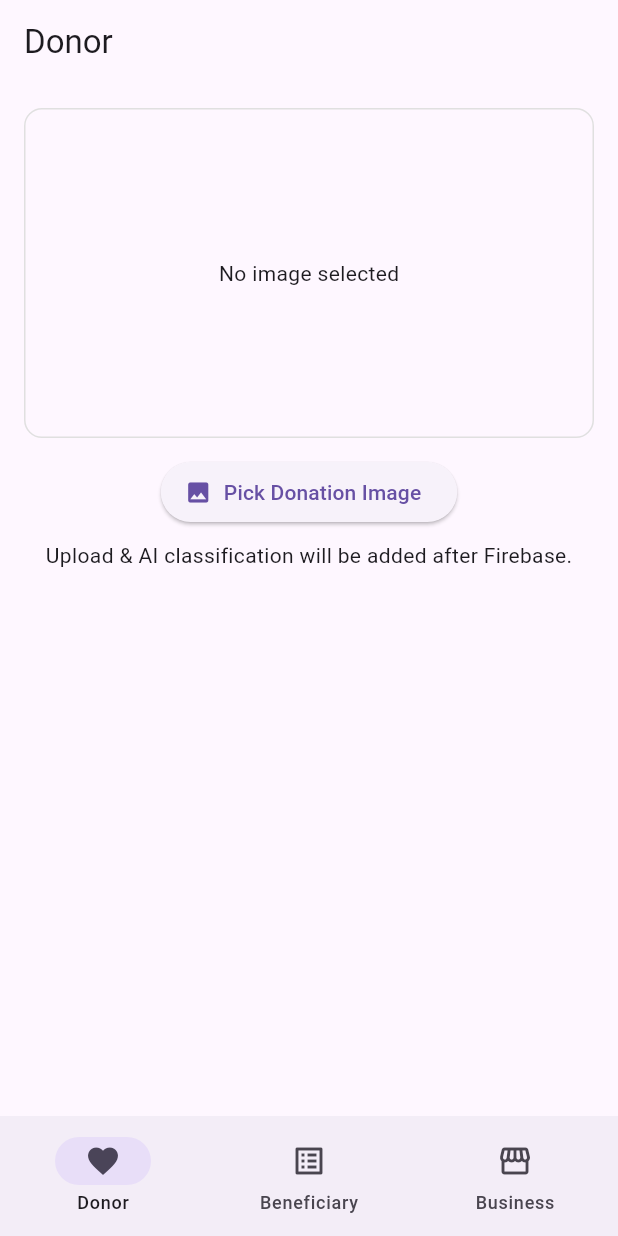
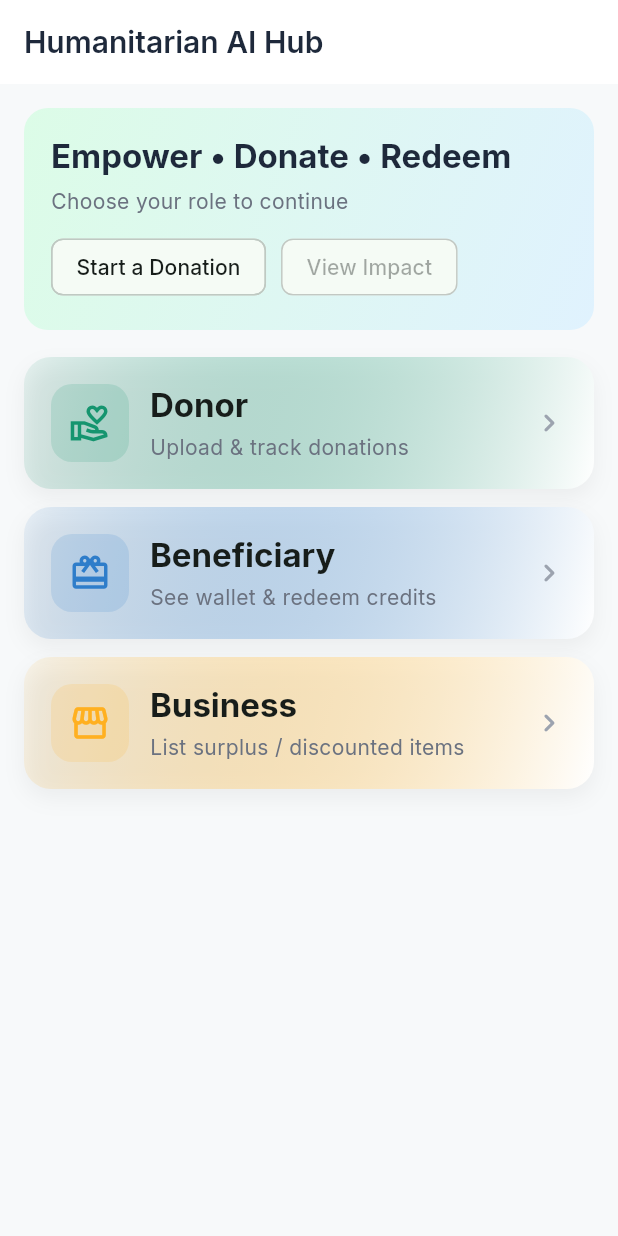
Before and after one commit to m7md2003aa/humanitarian-ai-hub, a Flutter app: the screen it shows after launch, on a phone screen of 412 x 824 dp. Run offline on Flutter 3.47's test engine with Material 3 defaults, Android fonts, the phone set to English and light mode, and no system bars; our stand-ins replace go_router, google_fonts, image_picker.

Commit message:
Initial Flutter app

```diff
--- a/lib/main.dart
+++ b/lib/main.dart
@@ -1,4 +1,6 @@
 import 'package:flutter/material.dart';
+import 'theme/app_theme.dart';
+import 'ui/role_selection_screen.dart';
 import 'package:go_router/go_router.dart';
 import 'screens/donor_page.dart';
 import 'screens/beneficiary_page.dart';
@@ -12,18 +14,31 @@ class SDPApp extends StatelessWidget {
   @override
   Widget build(BuildContext context) {
     final router = GoRouter(
-      initialLocation: '/donor',   // 👈 start here
+      initialLocation: '/',   // 👈 Start at Role Selection
       routes: [
-        GoRoute(path: '/donor', builder: (_, __) => const DonorPage()),
-        GoRoute(path: '/beneficiary', builder: (_, __) => const BeneficiaryPage()),
-        GoRoute(path: '/business', builder: (_, __) => const BusinessPage()),
+        GoRoute(
+          path: '/',
+          builder: (_, __) => const RoleSelectionScreen(),
+        ),
+        GoRoute(
+          path: '/donor',
+          builder: (_, __) => const DonorPage(),
+        ),
+        GoRoute(
+          path: '/beneficiary',
+          builder: (_, __) => const BeneficiaryPage(),
+        ),
+        GoRoute(
+          path: '/business',
+          builder: (_, __) => const BusinessPage(),
+        ),
       ],
     );
 
     return MaterialApp.router(
-      routerConfig: router,        // 👈 important: use router
+      routerConfig: router,
       title: 'SDP – Humanitarian AI Hub',
-      theme: ThemeData(useMaterial3: true),
+      theme: AppTheme.light(), // 👈 use your custom theme
     );
   }
 }
--- /dev/null
+++ b/lib/theme/app_colors.dart
@@ -0,0 +1,13 @@
+import 'package:flutter/material.dart';
+
+class AppColors {
+  static const seed = Color(0xFF1BA57B);
+  static const primary = Color(0xFF15956F);
+  static const secondary = Color(0xFFFFB020);
+  static const tertiary = Color(0xFF2E7DCA);
+
+  static const background = Color(0xFFF7F9FA);
+  static const surface = Colors.white;
+  static const text = Color(0xFF1E293B);
+  static const textMuted = Color(0xFF6B7280);
+}
--- /dev/null
+++ b/lib/theme/app_theme.dart
@@ -0,0 +1,30 @@
+import 'package:flutter/material.dart';
+import 'package:google_fonts/google_fonts.dart';
+import 'app_colors.dart';
+
+class AppTheme {
+  static ThemeData light() {
+    final base = ThemeData(
+      useMaterial3: true,
+      colorScheme: ColorScheme.fromSeed(seedColor: AppColors.seed),
+    );
+    final text = GoogleFonts.interTextTheme(base.textTheme);
+    return base.copyWith(
+      scaffoldBackgroundColor: AppColors.background,
+      textTheme: text,
+      appBarTheme: AppBarTheme(
+        backgroundColor: Colors.white,
+        surfaceTintColor: Colors.transparent,
+        elevation: 0,
+        titleTextStyle: text.titleLarge?.copyWith(
+            color: AppColors.text, fontSize: 20, fontWeight: FontWeight.w600),
+        iconTheme: const IconThemeData(color: AppColors.text),
+      ),
+      cardTheme: CardTheme(
+        color: AppColors.surface,
+        elevation: 0,
+        shape: RoundedRectangleBorder(borderRadius: BorderRadius.circular(16)),
+      ),
+    );
+  }
+}
--- /dev/null
+++ b/lib/ui/role_selection_screen.dart
@@ -0,0 +1,140 @@
+import 'package:flutter/material.dart';
+import '../theme/app_colors.dart';
+// TODO: replace with your actual screens if you already built them:
+import '../Screens/donor_page.dart';
+import '../Screens/beneficiary_page.dart';
+import '../Screens/business_page.dart';
+
+
+
+class RoleSelectionScreen extends StatelessWidget {
+  const RoleSelectionScreen({super.key});
+
+  @override
+  Widget build(BuildContext context) {
+    final t = Theme.of(context).textTheme;
+
+    return Scaffold(
+      appBar: AppBar(title: const Text('Humanitarian AI Hub')),
+      body: ListView(
+        padding: const EdgeInsets.fromLTRB(16, 16, 16, 24),
+        children: [
+          // Hero / header
+          Container(
+            padding: const EdgeInsets.all(18),
+            decoration: BoxDecoration(
+              gradient: const LinearGradient(
+                  colors: [Color(0xFFDCFCE7), Color(0xFFE0F2FE)],
+                  begin: Alignment.topLeft, end: Alignment.bottomRight),
+              borderRadius: BorderRadius.circular(16),
+            ),
+            child: Column(
+              crossAxisAlignment: CrossAxisAlignment.start,
+              children: [
+                Text('Empower • Donate • Redeem',
+                    style: t.titleLarge?.copyWith(color: AppColors.text, fontWeight: FontWeight.w700)),
+                const SizedBox(height: 6),
+                Text('Choose your role to continue',
+                    style: t.bodyMedium?.copyWith(color: AppColors.textMuted)),
+                const SizedBox(height: 10),
+                Wrap(
+                  spacing: 10, runSpacing: 10,
+                  children: [
+                    ActionChip(label: const Text('Start a Donation'),
+                        onPressed: () => ScaffoldMessenger.of(context).showSnackBar(
+                            const SnackBar(content: Text('Donate flow coming soon…')))),
+                    const ActionChip(label: Text('View Impact')),
+                  ],
+                ),
+              ],
+            ),
+          ),
+
+          const SizedBox(height: 18),
+          _RoleCard(
+            title: 'Donor',
+            subtitle: 'Upload & track donations',
+            icon: Icons.volunteer_activism_outlined,
+            color: AppColors.primary,
+            onTap: () => Navigator.push(
+                context, MaterialPageRoute(builder: (_) => const DonorScreen())),
+          ),
+          const SizedBox(height: 12),
+          _RoleCard(
+            title: 'Beneficiary',
+            subtitle: 'See wallet & redeem credits',
+            icon: Icons.redeem_outlined,
+            color: AppColors.tertiary,
+            onTap: () => Navigator.push(
+                context, MaterialPageRoute(builder: (_) => const BeneficiaryDashboard())),
+          ),
+          const SizedBox(height: 12),
+          _RoleCard(
+            title: 'Business',
+            subtitle: 'List surplus / discounted items',
+            icon: Icons.storefront_outlined,
+            color: AppColors.secondary,
+            onTap: () => Navigator.push(
+                context, MaterialPageRoute(builder: (_) => const BusinessScreen())),
+          ),
+        ],
+      ),
+    );
+  }
+}
+
+class _RoleCard extends StatelessWidget {
+  final String title, subtitle;
+  final IconData icon;
+  final Color color;
+  final VoidCallback onTap;
+
+  const _RoleCard({
+    required this.title, required this.subtitle, required this.icon,
+    required this.color, required this.onTap, super.key});
+
+  @override
+  Widget build(BuildContext context) {
+    final t = Theme.of(context).textTheme;
+    return InkWell(
+      borderRadius: BorderRadius.circular(18),
+      onTap: onTap,
+      child: Ink(
+        padding: const EdgeInsets.all(18),
+        decoration: BoxDecoration(
+          borderRadius: BorderRadius.circular(18),
+          gradient: LinearGradient(
+              colors: [color.withOpacity(0.08), Colors.white],
+              begin: Alignment.topLeft, end: Alignment.bottomRight),
+          boxShadow: [BoxShadow(
+              color: Colors.black.withOpacity(0.05),
+              blurRadius: 12, offset: const Offset(0, 6))],
+        ),
+        child: Row(
+          children: [
+            Container(
+              decoration: BoxDecoration(
+                color: color.withOpacity(0.15),
+                borderRadius: BorderRadius.circular(14),
+              ),
+              padding: const EdgeInsets.all(12),
+              child: Icon(icon, color: color, size: 28),
+            ),
+            const SizedBox(width: 14),
+            Expanded(
+              child: Column(
+                crossAxisAlignment: CrossAxisAlignment.start,
+                children: [
+                  Text(title, style: t.titleLarge?.copyWith(fontWeight: FontWeight.w700)),
+                  const SizedBox(height: 4),
+                  Text(subtitle, style: t.bodyMedium?.copyWith(color: Color(0xFF6B7280))),
+                ],
+              ),
+            ),
+            const Icon(Icons.chevron_right_rounded, color: Color(0xFF9CA3AF)),
+          ],
+        ),
+      ),
+    );
+  }
+}
--- a/pubspec.yaml
+++ b/pubspec.yaml
@@ -30,7 +30,7 @@ environment:
 dependencies:
   flutter:
     sdk: flutter
-
+  google_fonts: ^6.2.1
   # The following adds the Cupertino Icons font to your application.
   # Use with the CupertinoIcons class for iOS style icons.
   cupertino_icons: ^1.0.8
```
Also changed, not shown: pubspec.lock.
